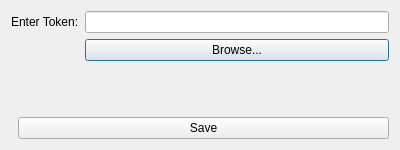
First picture: the form in src/welcome/welcome.ui, repository coolGroup2005/tinkoffsdk_qt_app, before the edit.
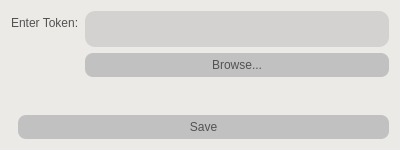
Second picture: the form after the edit.

Patch:
```diff
--- a/src/welcome/welcome.ui
+++ b/src/welcome/welcome.ui
@@ -13,6 +13,43 @@
   <property name="windowTitle">
    <string>Token Input</string>
   </property>
+  <property name="styleSheet">
+   <string notr="true">
+            QWidget {
+                background-color: #ebeae7;
+                color: #525252;
+            }
+
+            QTabWidget::pane {
+                border: 1px solid #ebeae7;
+            }
+
+            QLabel {
+                color: #525252;
+            }
+
+            QLineEdit#tokenLineEdit {
+                background-color: #d3d2d0;
+                border-radius: 10px;
+                color: #525252;
+                padding: 10px;
+            }
+
+            QPushButton#browseButton, QPushButton#saveButton {
+                background-color: rgb(193, 193, 193);
+                border-radius: 8px;
+                padding: 5px;
+            }
+
+            QPushButton#browseButton:hover, QPushButton#saveButton:hover {
+                background-color: rgb(170, 170, 170);
+            }
+
+            QPushButton#browseButton:pressed, QPushButton#saveButton:pressed {
+                background-color: rgb(150, 150, 150);
+            }
+        </string>
+  </property>
   <layout class="QVBoxLayout" name="verticalLayout">
    <item>
     <layout class="QFormLayout" name="formLayout">
```
